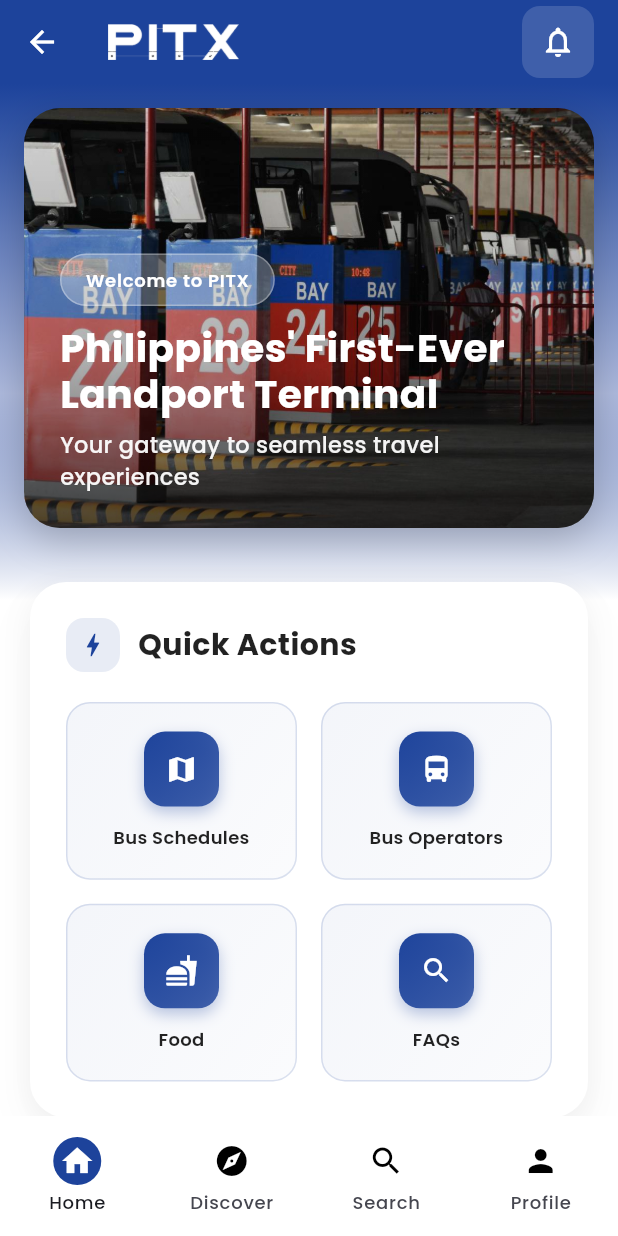
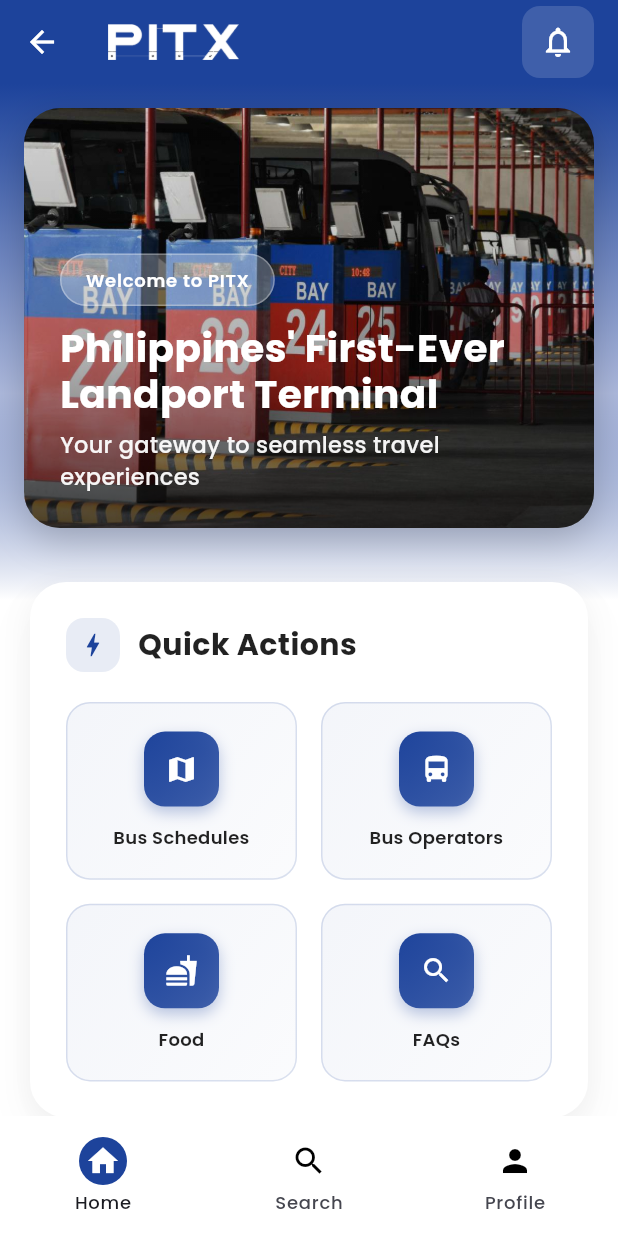
Before and after one commit to pitxitojt/pitx-app, a Flutter app: the Base screen opened by its route, on a phone screen of 412 x 824 dp. Run offline on Flutter 3.47's test engine with Material 3 defaults, Android fonts, the phone set to English and light mode, and no system bars; our stand-ins replace google_fonts, local_auth, shared_preferences, supabase_flutter, timezone, webview_flutter; missing offline and left inert: bcrypt, country_flags; accounts and stored records are empty.

Commit message:
remove discover temporarily

```diff
--- a/lib/screens/Base.dart
+++ b/lib/screens/Base.dart
@@ -1,5 +1,4 @@
 import 'package:flutter/material.dart';
-import 'package:pitx/pages/Discover.dart';
 import 'package:pitx/pages/Home.dart';
 import 'package:pitx/pages/Profile.dart';
 import 'package:pitx/pages/Search.dart';
@@ -20,7 +19,7 @@
 
   final List<Map<String, dynamic>> _bottomNavIcons = [
     {'label': "Home", 'icon': Icons.home, 'page': Home()},
-    {'label': "Discover", 'icon': Icons.explore, 'page': Discover()},
+    // {'label': "Discover", 'icon': Icons.explore, 'page': Discover()},
     {'label': "Search", 'icon': Icons.search, 'page': Search()},
     {'label': "Profile", 'icon': Icons.person, 'page': Profile()},
   ];
```
